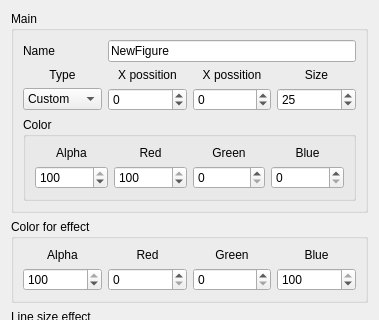
Qt form dialognewfigure.ui (Dinsul/BanzaiTest) before a commit; both pictures show x 0 to 379 and y 0 to 320 of the 379 by 488 pixel window.
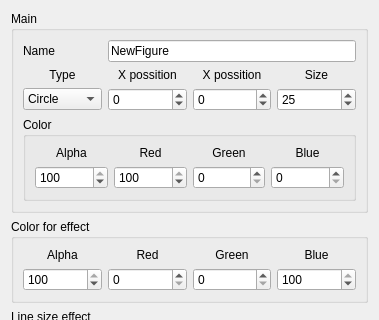
The same form after that commit.

Commit message: 05.03.18  Remote custom figure from creting form  Fixed bug with circle effect color  Fixed bug with selected cells after removing

The edit to the form file:
```diff
--- a/dialognewfigure.ui
+++ b/dialognewfigure.ui
@@ -69,11 +69,6 @@
       </item>
       <item row="2" column="0">
        <widget class="QComboBox" name="comboBox_type">
-        <item>
-         <property name="text">
-          <string>Custom</string>
-         </property>
-        </item>
         <item>
          <property name="text">
           <string>Circle</string>
```
The commit also changes 5 other files.
